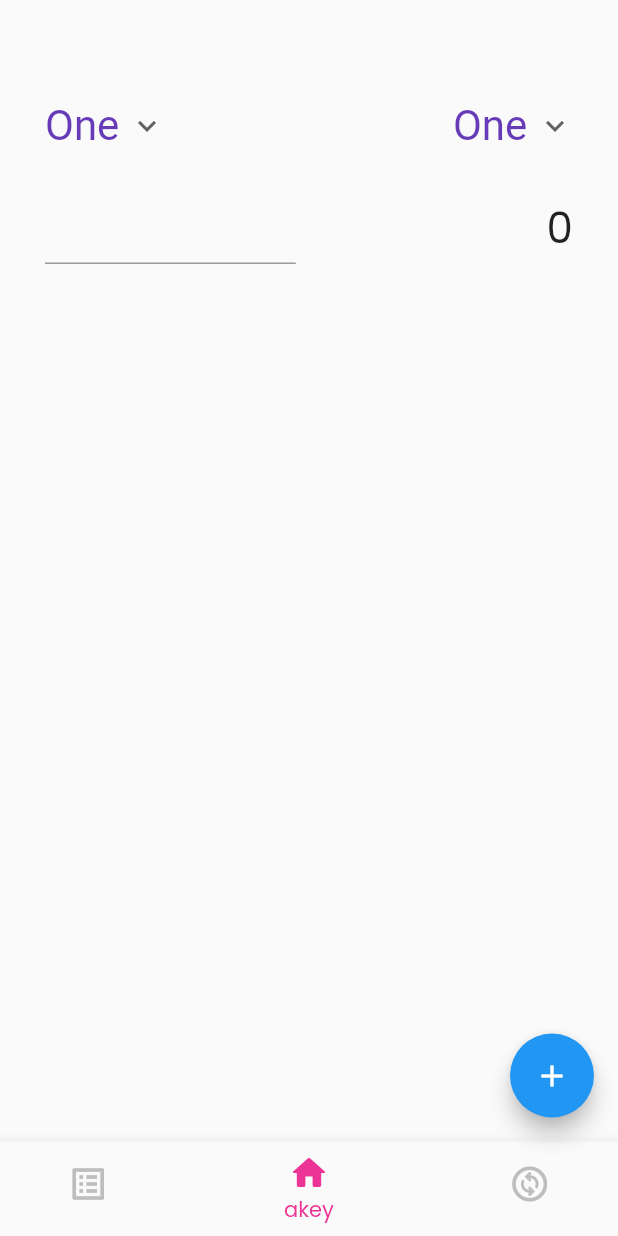
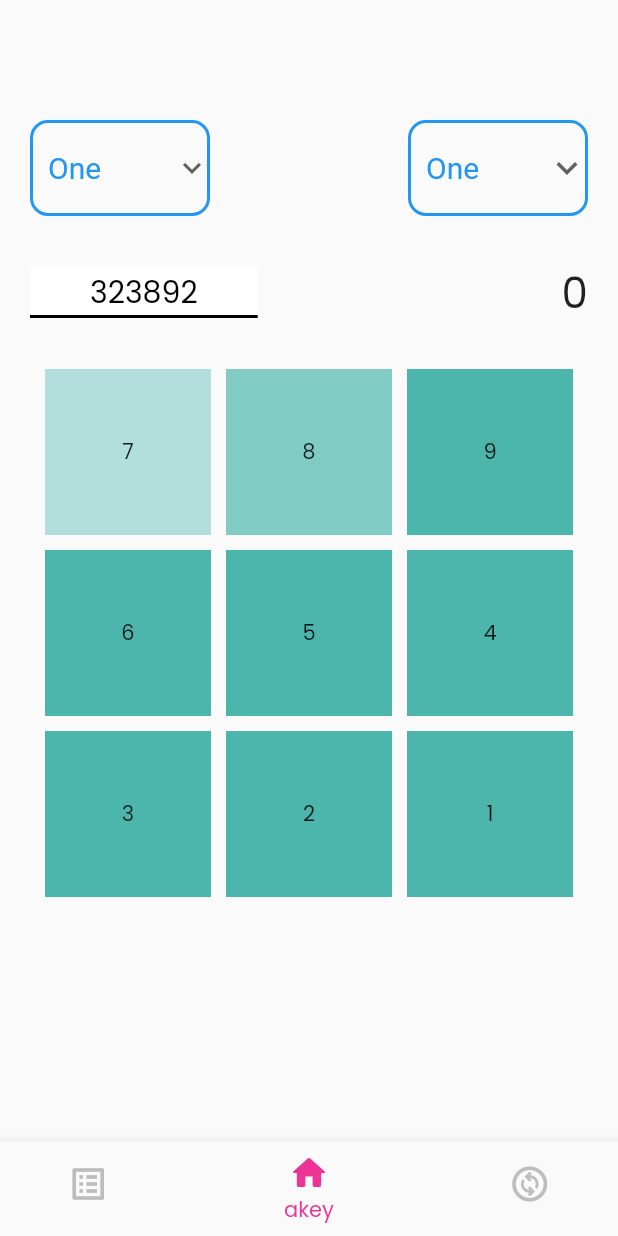
Before and after one commit to hankakee/chanjelajan, a Flutter app: the screen it shows after launch, on a phone screen of 412 x 824 dp. Run offline on Flutter 3.47's test engine with Material 2 defaults, Android fonts, the phone set to English and light mode, and no system bars.

Commit message:
add buttons

```diff
--- a/lib/main.dart
+++ b/lib/main.dart
@@ -16,16 +16,6 @@ class MyApp extends StatelessWidget {
       theme: ThemeData(
         fontFamily: 'Poppins',
         visualDensity: VisualDensity.adaptivePlatformDensity,
-        // This is the theme of your application.
-        //
-        // Try running your application with "flutter run". You'll see the
-        // application has a blue toolbar. Then, without quitting the app, try
-        // changing the primarySwatch below to Colors.green and then invoke
-        // "hot reload" (press "r" in the console where you ran "flutter run",
-        // or simply save your changes to "hot reload" in a Flutter IDE).
-        // Notice that the counter didn't reset back to zero; the application
-        // is not restarted.
-        // primarySwatch: Colors.red,
       ),
       home: const MyHomePage(title: 'Chanje lajan'),
     );
@@ -35,15 +25,6 @@ class MyApp extends StatelessWidget {
 class MyHomePage extends StatefulWidget {
   const MyHomePage({Key? key, required this.title}) : super(key: key);
 
-  // This widget is the home page of your application. It is stateful, meaning
-  // that it has a State object (defined below) that contains fields that affect
-  // how it looks.
-
-  // This class is the configuration for the state. It holds the values (in this
-  // case the title) provided by the parent (in this case the App widget) and
-  // used by the build method of the State. Fields in a Widget subclass are
-  // always marked "final".
-
   final String title;
   @override
   State<MyHomePage> createState() => _MyHomePageState();
@@ -52,7 +33,8 @@ class MyHomePage extends StatefulWidget {
 class _MyHomePageState extends State<MyHomePage> {
   int _counter = 0;
   int selectedIndex = 1;
-  String dropdownValue = 'One';
+  String dropdownOrigin = 'One';
+  String dropdownDestination = 'One';
   TextEditingController firstCurrency = TextEditingController();
   void _incrementCounter() {
     setState(() {
@@ -76,45 +58,39 @@ class _MyHomePageState extends State<MyHomePage> {
     double heightscreen = MediaQuery.of(context).size.height;
 
     return Scaffold(
-      // appBar: AppBar(
-      //   // Here we take the value from the MyHomePage object that was created by
-      //   // the App.build method, and use it to set our appbar title.
-      //   title: Text(widget.title),
-      // ),
       body: Center(
         child: Container(
-          padding: const EdgeInsets.only(top: 60.0),
+          padding: const EdgeInsets.only(top: 80.0),
+          child: Container(
+            padding: const EdgeInsets.symmetric(horizontal: 20.0),
             height: heightscreen,
             width: double.infinity,
             child: Column(
               children: [
                 Container(
                   // color: Colors.blue,
-                padding: const EdgeInsets.symmetric(horizontal: 30.0),
+                  // padding: const EdgeInsets.symmetric(horizontal: 30.0),
                   child: Row(
-                  // shrinkWrap: true,
-                  // crossAxisCount: 2,
-                  // mainAxisSpacing: 1.0,
-                  // crossAxisSpacing: 1.0,
-                  // padding: const EdgeInsets.all(0.0),
                     children: <Widget>[
-                    DropdownButtonHideUnderline(
-                      child: DropdownButton<String>(
-                        value: dropdownValue,
+                      SizedBox(
+                        width: 120.0,
+                        child: DropdownButtonFormField<String>(
+                          value: dropdownOrigin,
                           icon: const Icon(
                             Icons.keyboard_arrow_down_outlined,
                             size: 24,
                           ),
                           // elevation: 50,
-                        style: const TextStyle(
-                            color: Colors.deepPurple, fontSize: 28),
-                        underline: Container(
-                          height: 2,
-                          color: const Color.fromARGB(255, 0, 0, 0),
-                        ),
+                          style:
+                              const TextStyle(color: Colors.blue, fontSize: 20),
+                          decoration: InputDecoration(
+                              enabledBorder: OutlineInputBorder(
+                                  borderRadius: BorderRadius.circular(12.0),
+                                  borderSide: const BorderSide(
+                                      width: 2, color: Colors.blue))),
                           onChanged: (String? newValue) {
                             setState(() {
-                            dropdownValue = newValue!;
+                              dropdownOrigin = newValue!;
                             });
                           },
                           items: <String>['One', 'Two', 'Free', 'Four']
@@ -127,23 +103,25 @@ class _MyHomePageState extends State<MyHomePage> {
                         ),
                       ),
                       const Spacer(),
-                    DropdownButtonHideUnderline(
-                      child: DropdownButton<String>(
-                        value: dropdownValue,
+                      SizedBox(
+                        width: 120,
+                        child: DropdownButtonFormField<String>(
+                          value: dropdownDestination,
                           icon: const Icon(
                             Icons.keyboard_arrow_down_outlined,
-                          size: 24,
+                            size: 28,
                           ),
-                        // elevation: 50,
-                        style: const TextStyle(
-                            color: Colors.deepPurple, fontSize: 28),
-                        underline: Container(
-                          height: 2,
-                          color: const Color.fromARGB(255, 0, 0, 0),
-                        ),
+                          elevation: 50,
+                          style:
+                              const TextStyle(color: Colors.blue, fontSize: 20),
+                          decoration: InputDecoration(
+                              enabledBorder: OutlineInputBorder(
+                                  borderRadius: BorderRadius.circular(12.0),
+                                  borderSide: const BorderSide(
+                                      width: 2, color: Colors.blue))),
                           onChanged: (String? newValue) {
                             setState(() {
-                            dropdownValue = newValue!;
+                              dropdownDestination = newValue!;
                             });
                           },
                           items: <String>['One', 'Two', 'Free', 'Four']
@@ -159,32 +137,104 @@ class _MyHomePageState extends State<MyHomePage> {
                   ),
                 ),
                 Container(
-                padding:
-                    const EdgeInsets.only(top: 20.0, left: 30.0, right: 30.0),
+                  // padding: const EdgeInsets.symmetric(horizontal: 30.0),
+                  padding: const EdgeInsets.only(top: 30.0, bottom: 20.0),
                   child: Row(
                     children: [
-                    Flexible(
-                      child: TextFormField(
-                        enableSuggestions: false,
-                        autocorrect: false,
-                        controller: firstCurrency,
-                        style: const TextStyle(
-                          fontSize: 16,
-                          color: Colors.black,
+                      Container(
+                        child: const Text(
+                          "323892",
+                          textDirection: TextDirection.ltr,
+                          style: TextStyle(color: Colors.black, fontSize: 20.0),
                         ),
-                        // decoration: const InputDecoration(
-                        //   icon: Icon(Icons.lock, color: const Color(0xFF994CFC)),
-                        //   // border: InputBorder.none,
-                        // ),
+                        padding: const EdgeInsets.symmetric(horizontal: 40.0),
+                        decoration: const BoxDecoration(
+                          border: Border(
+                            top: BorderSide(width: 2.0, color: Colors.white),
+                            bottom: BorderSide(width: 2.0, color: Colors.black),
+                          ),
+                          color: Colors.white,
                         ),
                       ),
                       const Spacer(),
                       Container(
-                        // color: Colors.amber,
-                        // padding: const EdgeInsets.only(top: 10.0),
-                        child: const Text("0", style: TextStyle(fontSize: 28)))
+                          child:
+                              const Text("0", style: TextStyle(fontSize: 28)))
                     ],
                   ),
+                ),
+                GridView.count(
+                  primary: false,
+                  shrinkWrap: true,
+                  padding: const EdgeInsets.all(10),
+                  crossAxisSpacing: 10,
+                  mainAxisSpacing: 10,
+                  crossAxisCount: 3,
+                  children: <Widget>[
+                    Container(
+                      padding: const EdgeInsets.all(0),
+                      color: Colors.teal[100],
+                      child: Center(
+                        child: const Text("7"),
+                      ),
+                    ),
+                    Container(
+                      padding: const EdgeInsets.all(0),
+                      color: Colors.teal[200],
+                      child: Center(
+                        child: const Text('8'),
+                      ),
+                    ),
+                    Container(
+                      padding: const EdgeInsets.all(0),
+                      color: Colors.teal[300],
+                      child: Center(
+                        child: const Text('9'),
+                      ),
+                    ),
+                    Container(
+                      padding: const EdgeInsets.all(0),
+                      color: Colors.teal[300],
+                      child: Center(
+                        child: const Text('6'),
+                      ),
+                    ),
+                    Container(
+                      padding: const EdgeInsets.all(0),
+                      color: Colors.teal[300],
+                      child: Center(
+                        child: const Text('5'),
+                      ),
+                    ),
+                    Container(
+                      padding: const EdgeInsets.all(0),
+                      color: Colors.teal[300],
+                      child: Center(
+                        child: const Text('4'),
+                      ),
+                    ),
+                    Container(
+                      padding: const EdgeInsets.all(0),
+                      color: Colors.teal[300],
+                      child: Center(
+                        child: const Text('3'),
+                      ),
+                    ),
+                    Container(
+                      padding: const EdgeInsets.all(0),
+                      color: Colors.teal[300],
+                      child: Center(
+                        child: const Text('2'),
+                      ),
+                    ),
+                    Container(
+                      padding: const EdgeInsets.all(0),
+                      color: Colors.teal[300],
+                      child: Center(
+                        child: const Text('1'),
+                      ),
+                    ),
+                  ],
                 )
               ],
             ),
@@ -193,13 +243,14 @@ class _MyHomePageState extends State<MyHomePage> {
             //   style: Theme.of(context).textTheme.headline4,
             // ),
           ),
+        ),
         // child:
       ),
-      floatingActionButton: FloatingActionButton(
-        onPressed: _incrementCounter,
-        tooltip: 'Increment',
-        child: const Icon(Icons.add),
-      ), // This trailing comma makes auto-formatting nicer for build methods.
+      // floatingActionButton: FloatingActionButton(
+      //   onPressed: _incrementCounter,
+      //   tooltip: 'Increment',
+      //   child: const Icon(Icons.add),
+      // ), // This trailing comma makes auto-formatting nicer for build methods.
       bottomNavigationBar: BottomNavigationBar(
           backgroundColor: const Color(0XFFEC3496),
           type: BottomNavigationBarType.shifting,
```
Lines whose indentation alone changed are shown as unchanged.
